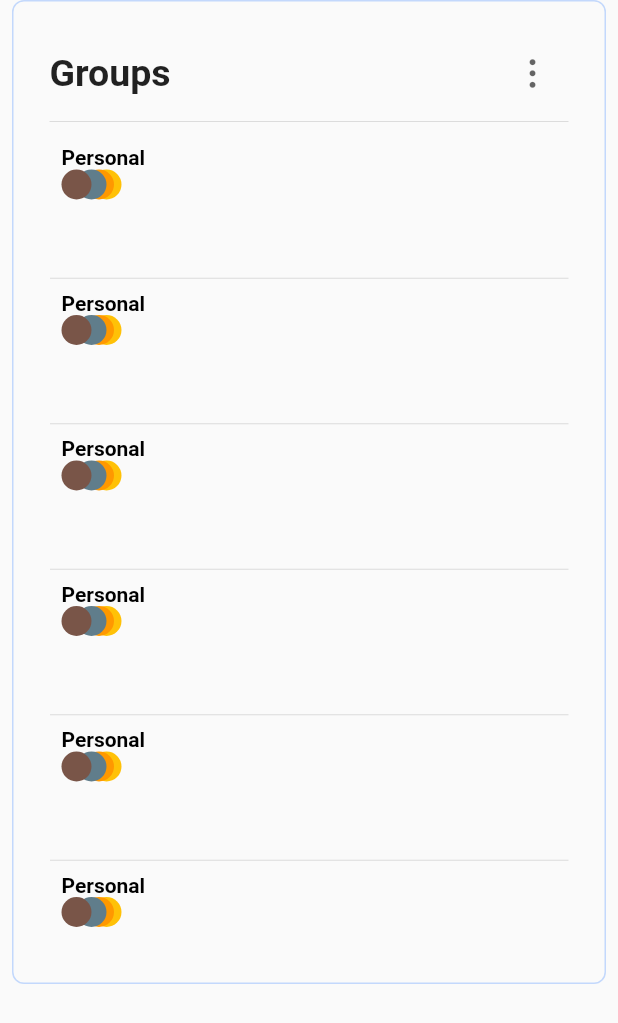
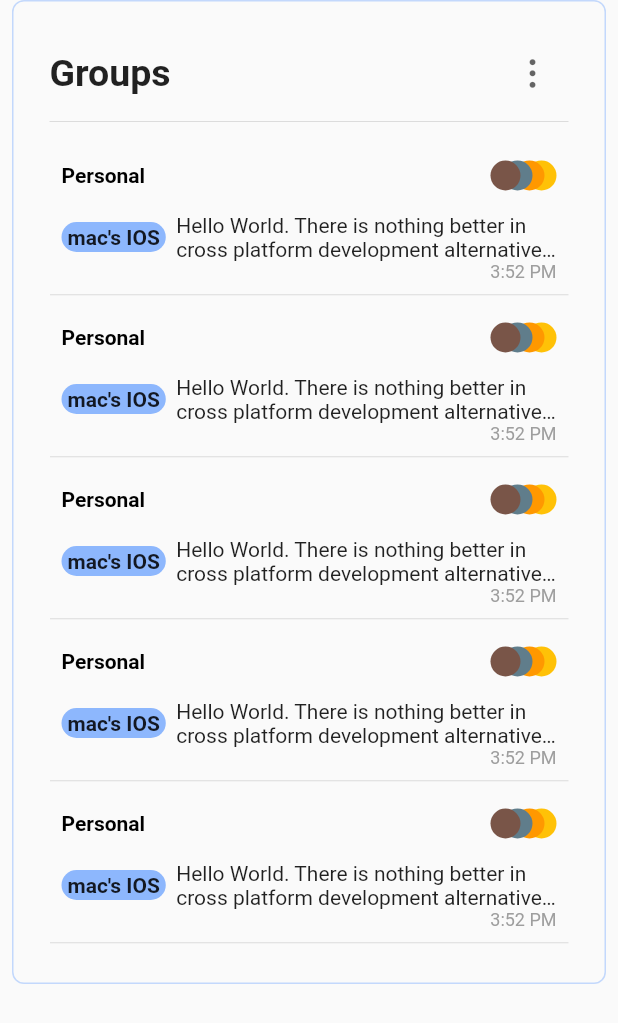
Before and after one commit to darkCavalier11/live_share, a Flutter app: the HubView widget shown alone on an empty page, opened directly, on a phone screen of 412 x 824 dp. Shown: the top 1023 px of the screen. Run offline on Flutter 3.47's test engine with Material 2 defaults, Android fonts, the phone set to English and light mode, and no system bars; our stand-ins replace async_redux, flutter_svg, font_awesome_flutter, line_icons; statements that could not run were skipped.

Commit message:
added avatar stack button

```diff
--- a/lib/hubs/views/hubs_view.dart
+++ b/lib/hubs/views/hubs_view.dart
@@ -51,9 +51,11 @@ class HubView extends StatelessWidget {
                     return Padding(
                       padding: const EdgeInsets.all(8),
                       child: Container(
-                        height: 80,
                         child: Column(
                           crossAxisAlignment: CrossAxisAlignment.start,
+                          children: [
+                            Row(
+                              mainAxisAlignment: MainAxisAlignment.spaceBetween,
                               children: [
                                 Text(
                                   'Personal',
@@ -63,8 +65,50 @@ class HubView extends StatelessWidget {
                                   ),
                                 ),
                                 Container(
+                                  height: 40,
                                   width: 80,
                                   child: AvatarButtonStack(),
+                                ),
+                              ],
+                            ),
+                            const SizedBox(height: 5),
+                            Row(
+                              textBaseline: TextBaseline.alphabetic,
+                              children: [
+                                Container(
+                                  padding: const EdgeInsets.symmetric(
+                                      vertical: 2, horizontal: 4),
+                                  decoration: BoxDecoration(
+                                    color: Colors.blueAccent.withOpacity(0.6),
+                                    borderRadius: BorderRadius.circular(20),
+                                  ),
+                                  child: Text(
+                                    'mac\'s IOS',
+                                    style:
+                                        TextStyle(fontWeight: FontWeight.bold),
+                                  ),
+                                ),
+                                Text('  '),
+                                Expanded(
+                                  child: Text(
+                                    'Hello World. There is nothing better in cross platform development alternative to flutter',
+                                    maxLines: 2,
+                                    overflow: TextOverflow.ellipsis,
+                                  ),
+                                ),
+                              ],
+                            ),
+                            Row(
+                              children: [
+                                Spacer(),
+                                Text(
+                                  '3:52 PM',
+                                  style: TextStyle(
+                                    fontSize: 12,
+                                    color: Colors.grey,
+                                  ),
+                                ),
+                              ],
                             ),
                           ],
                         ),
--- a/lib/ui/reusables/avatar_button_stack.dart
+++ b/lib/ui/reusables/avatar_button_stack.dart
@@ -10,27 +10,29 @@ class AvatarButtonStack extends StatefulWidget {
 }
 
 class _AvatarButtonStackState extends State<AvatarButtonStack> {
-  double _left0 = 0, _left1 = 20, _left2 = 15, _left3 = 10;
+  double _right0 = 10, _right1 = 0, _right2 = 8, _right3 = 16, _right4 = 24;
   bool _isHovering = false;
   @override
   Widget build(BuildContext context) {
     return MouseRegion(
       onEnter: (event) {
         setState(() {
+          _right0 = 0;
+          _right1 = 15;
+          _right2 = 30;
+          _right3 = 45;
+          _right4 = 60;
           _isHovering = true;
-          _left0 = 60;
-          _left1 = 45;
-          _left2 = 30;
-          _left3 = 15;
         });
       },
       onExit: (event) {
         setState(() {
+          _right0 = 10;
+          _right1 = 0;
+          _right2 = 8;
+          _right3 = 16;
+          _right4 = 24;
           _isHovering = false;
-          _left0 = 0;
-          _left1 = 20;
-          _left2 = 15;
-          _left3 = 10;
         });
       },
       child: Stack(
@@ -38,7 +40,7 @@ class _AvatarButtonStackState extends State<AvatarButtonStack> {
         clipBehavior: Clip.none,
         children: [
           AnimatedPositioned(
-            left: _left0,
+            right: _right0,
             duration: Duration(milliseconds: 200),
             child: AnimatedContainer(
               duration: Duration(seconds: 200),
@@ -61,32 +63,36 @@ class _AvatarButtonStackState extends State<AvatarButtonStack> {
             ),
           ),
           AnimatedPositioned(
+            right: _right1,
             duration: Duration(milliseconds: 200),
-            left: _left1,
             child: CircleAvatar(
               backgroundColor: Colors.amber,
               maxRadius: 10,
             ),
           ),
           AnimatedPositioned(
+            right: _right2,
             duration: Duration(milliseconds: 200),
-            left: _left2,
             child: CircleAvatar(
               backgroundColor: Colors.orange,
               maxRadius: 10,
             ),
           ),
           AnimatedPositioned(
+            right: _right3,
             duration: Duration(milliseconds: 200),
-            left: _left3,
             child: CircleAvatar(
               backgroundColor: Colors.blueGrey,
               maxRadius: 10,
             ),
           ),
-          CircleAvatar(
-            backgroundColor: Colors.brown,
-            maxRadius: 10,
+          AnimatedPositioned(
+            duration: Duration(milliseconds: 200),
+            right: _right4,
+            child: CircleAvatar(
+              backgroundColor: Colors.brown,
+              maxRadius: 10,
+            ),
           ),
         ],
       ),
```
Also changed, not shown: 2 other files. Lines whose indentation alone changed are shown as unchanged.
